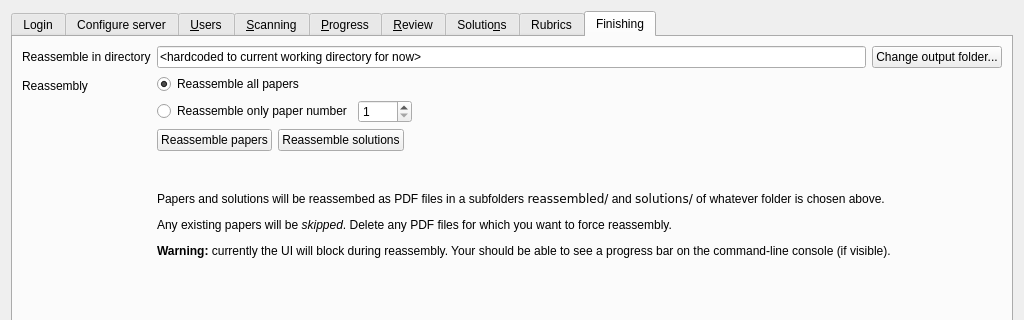
Qt form qtCreatorFiles/ui_manager.ui (plomgrading/plom) before a commit; both pictures show x 0 to 1024 and y 0 to 320 of the 1024 by 660 pixel window.
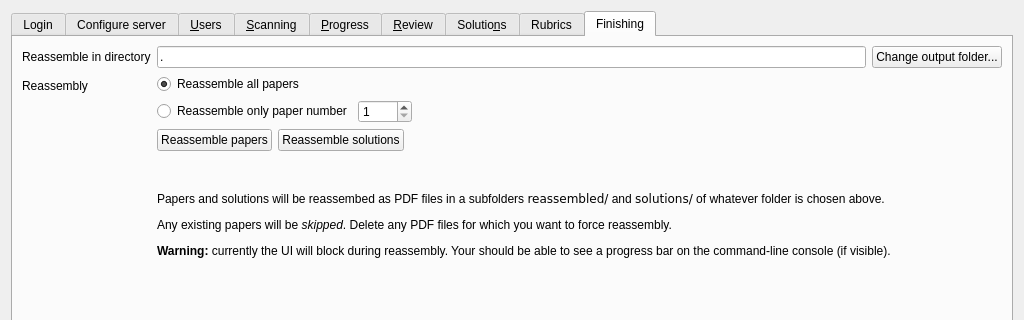
The same form after that commit. The open tabs and pages were chosen to show the change.

Commit message: Support custom reassembly dir

The edit to the form file:
```diff
--- a/qtCreatorFiles/ui_manager.ui
+++ b/qtCreatorFiles/ui_manager.ui
@@ -2461,7 +2461,7 @@
           <item>
            <widget class="QLineEdit" name="reassembleFolderLineEdit">
             <property name="text">
-             <string>&lt;hardcoded to current working directory for now&gt;</string>
+             <string>.</string>
             </property>
            </widget>
           </item>
```
The commit also changes 2 other files.
